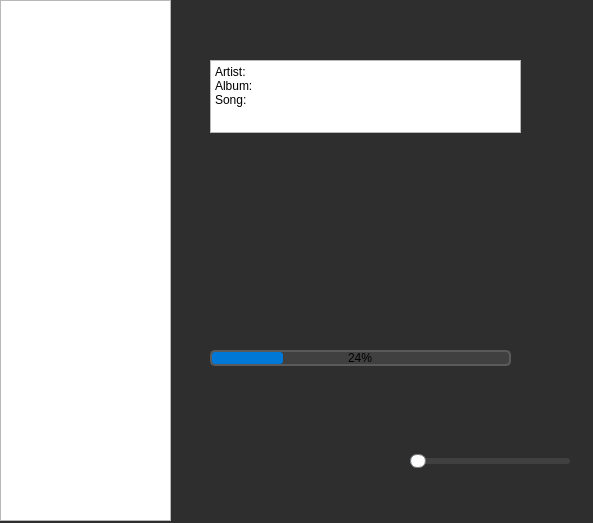
Above: Forms/player.ui from marselosd/Qt6Media before the change. Below: the same form after it.
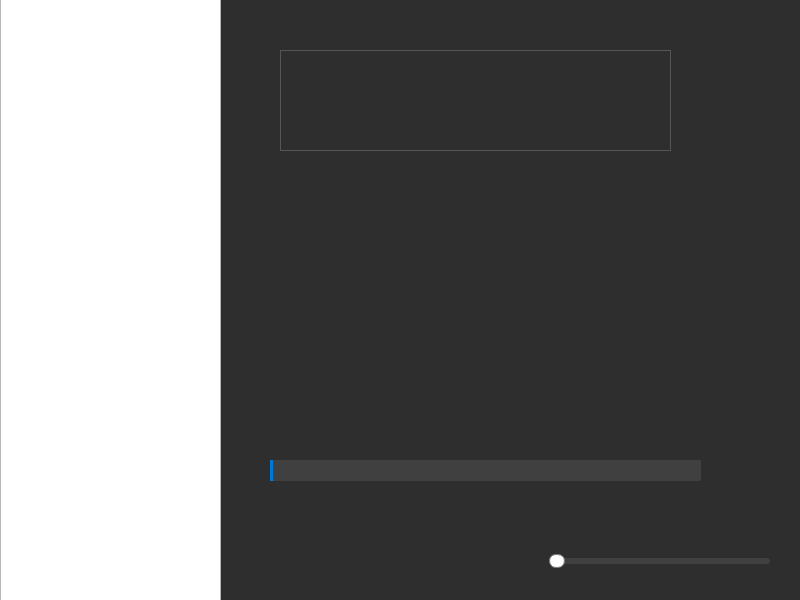
That is the form after the change. Icons and pictures are not drawn. Custom widgets are drawn as their Qt base class.

```diff
--- a/Forms/player.ui
+++ b/Forms/player.ui
@@ -6,8 +6,8 @@
    <rect>
     <x>0</x>
     <y>0</y>
-    <width>593</width>
-    <height>523</height>
+    <width>800</width>
+    <height>600</height>
    </rect>
   </property>
   <property name="windowTitle">
@@ -23,8 +23,8 @@
   <widget class="QPushButton" name="nextButton">
    <property name="geometry">
     <rect>
-     <x>410</x>
-     <y>390</y>
+     <x>540</x>
+     <y>490</y>
      <width>75</width>
      <height>24</height>
     </rect>
@@ -55,8 +55,8 @@
   <widget class="QPushButton" name="lastButton">
    <property name="geometry">
     <rect>
-     <x>240</x>
-     <y>390</y>
+     <x>370</x>
+     <y>490</y>
      <width>75</width>
      <height>24</height>
     </rect>
@@ -87,8 +87,8 @@
   <widget class="QPushButton" name="stopPauseButton">
    <property name="geometry">
     <rect>
-     <x>340</x>
-     <y>380</y>
+     <x>470</x>
+     <y>480</y>
      <width>41</width>
      <height>41</height>
     </rect>
@@ -119,10 +119,10 @@
   <widget class="QPushButton" name="muteButton">
    <property name="geometry">
     <rect>
-     <x>350</x>
-     <y>440</y>
+     <x>480</x>
+     <y>530</y>
      <width>51</width>
-     <height>41</height>
+     <height>51</height>
     </rect>
    </property>
    <property name="styleSheet">
@@ -151,10 +151,10 @@
   <widget class="QWidget" name="verticalLayoutWidget">
    <property name="geometry">
     <rect>
-     <x>270</x>
-     <y>140</y>
-     <width>191</width>
-     <height>191</height>
+     <x>370</x>
+     <y>170</y>
+     <width>231</width>
+     <height>241</height>
     </rect>
    </property>
    <layout class="QVBoxLayout" name="coverLayout">
@@ -170,20 +170,27 @@
   <widget class="QWidget" name="verticalLayoutWidget_2">
    <property name="geometry">
     <rect>
-     <x>210</x>
-     <y>60</y>
-     <width>311</width>
-     <height>73</height>
+     <x>280</x>
+     <y>50</y>
+     <width>391</width>
+     <height>101</height>
     </rect>
    </property>
    <layout class="QVBoxLayout" name="dataLayout">
     <item>
      <widget class="QPlainTextEdit" name="dataPlainText">
+      <property name="styleSheet">
+       <string notr="true">QPlainTextEdit {
+    background-color: #2e2e2e;
+    color: #ffffff;
+    border: 1px solid #555555;
+    padding: 10px;
+    font-size: 14pt;
+    font-weight: bold; /* Esta propriedade afeta todo o texto */
+}</string>
+      </property>
       <property name="plainText">
-       <string>Artist:
-Album:
-Song:
-</string>
+       <string/>
       </property>
      </widget>
     </item>
@@ -192,10 +199,10 @@
   <widget class="QSlider" name="soundSlider">
    <property name="geometry">
     <rect>
-     <x>410</x>
-     <y>450</y>
-     <width>160</width>
-     <height>22</height>
+     <x>549</x>
+     <y>551</y>
+     <width>221</width>
+     <height>21</height>
     </rect>
    </property>
    <property name="styleSheet">
@@ -223,39 +230,13 @@
     <enum>Qt::Orientation::Horizontal</enum>
    </property>
   </widget>
-  <widget class="QProgressBar" name="progressBar">
-   <property name="geometry">
-    <rect>
-     <x>210</x>
-     <y>350</y>
-     <width>301</width>
-     <height>16</height>
-    </rect>
-   </property>
-   <property name="styleSheet">
-    <string notr="true">QProgressBar#progressBar {
-    border: 2px solid #5a5a5a;
-    border-radius: 5px;
-    background-color: #404040;
-    text-align: center;
-}
-
-QProgressBar#progressBar::chunk {
-    background-color: #0078d7; /* Azul */
-    border-radius: 3px;
-}</string>
-   </property>
-   <property name="value">
-    <number>24</number>
-   </property>
-  </widget>
   <widget class="QWidget" name="horizontalLayoutWidget">
    <property name="geometry">
     <rect>
      <x>0</x>
-     <y>0</y>
-     <width>171</width>
-     <height>521</height>
+     <y>-10</y>
+     <width>221</width>
+     <height>611</height>
     </rect>
    </property>
    <layout class="QHBoxLayout" name="horizontalLayout">
@@ -267,8 +248,8 @@
   <widget class="QPushButton" name="searchButton">
    <property name="geometry">
     <rect>
-     <x>180</x>
-     <y>0</y>
+     <x>240</x>
+     <y>10</y>
      <width>31</width>
      <height>31</height>
     </rect>
@@ -296,7 +277,63 @@
     <iconset theme="QIcon::ThemeIcon::FolderOpen"/>
    </property>
   </widget>
+  <widget class="ClickableSlider" name="progressSlider">
+   <property name="geometry">
+    <rect>
+     <x>270</x>
+     <y>460</y>
+     <width>431</width>
+     <height>21</height>
+    </rect>
+   </property>
+   <property name="styleSheet">
+    <string notr="true">QSlider::groove:horizontal {
+        border: 2px solid #5a5a5a;
+        border-radius: 5px;
+        background-color: #404040;
+        height: 20px; 
+    }
+    QSlider::sub-page:horizontal {
+        background-color: #0078d7; 
+        border-radius: 3px;
+    }
+    QSlider::add-page:horizontal {
+        background-color: #404040;
+        border-radius: 3px;
+    }
+    QSlider::handle:horizontal {
+        background: transparent; 
+        width: 0px;
+    }</string>
+   </property>
+   <property name="orientation">
+    <enum>Qt::Orientation::Horizontal</enum>
+   </property>
+  </widget>
+  <widget class="QLabel" name="timeLabel">
+   <property name="geometry">
+    <rect>
+     <x>380</x>
+     <y>430</y>
+     <width>201</width>
+     <height>21</height>
+    </rect>
+   </property>
+   <property name="text">
+    <string/>
+   </property>
+   <property name="alignment">
+    <set>Qt::AlignmentFlag::AlignCenter</set>
+   </property>
+  </widget>
  </widget>
+ <customwidgets>
+  <customwidget>
+   <class>ClickableSlider</class>
+   <extends>QSlider</extends>
+   <header location="global">clickableslider.h</header>
+  </customwidget>
+ </customwidgets>
  <resources/>
  <connections/>
 </ui>
```
